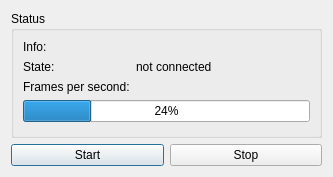
This is ambilight-gui/controldialog.ui in enra64/PalliLux as Qt 5 draws it before an edit. The edited form follows.
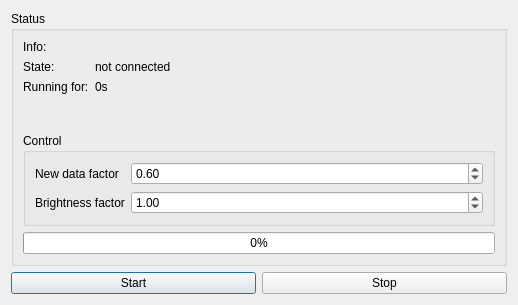
This is the edited form.

Commit message: updated class diagram... somehow the previous commit  was empty?

```diff
--- a/ambilight-gui/controldialog.ui
+++ b/ambilight-gui/controldialog.ui
@@ -6,8 +6,8 @@
    <rect>
     <x>0</x>
     <y>0</y>
-    <width>333</width>
-    <height>177</height>
+    <width>518</width>
+    <height>305</height>
    </rect>
   </property>
   <property name="sizePolicy">
@@ -31,59 +31,106 @@
      <property name="title">
       <string>Status</string>
      </property>
-     <layout class="QFormLayout" name="formLayout">
-      <item row="0" column="0">
+     <layout class="QVBoxLayout" name="verticalLayout_2">
+      <item>
+       <layout class="QFormLayout" name="formLayout_2">
+        <item row="1" column="0">
        <widget class="QLabel" name="infoLabel">
         <property name="text">
          <string>Info:</string>
         </property>
        </widget>
       </item>
-      <item row="0" column="1">
-       <widget class="QLabel" name="infoData">
+        <item row="1" column="1">
+         <widget class="QLabel" name="infoState">
         <property name="text">
          <string/>
         </property>
        </widget>
       </item>
-      <item row="1" column="0">
+        <item row="2" column="0">
        <widget class="QLabel" name="stateLabel">
         <property name="text">
          <string>State:</string>
         </property>
        </widget>
       </item>
-      <item row="1" column="1">
-       <widget class="QLabel" name="stateData">
+        <item row="2" column="1">
+         <widget class="QLabel" name="stateState">
         <property name="text">
          <string>not connected</string>
         </property>
        </widget>
       </item>
-      <item row="4" column="0" colspan="2">
+        <item row="3" column="0">
+         <widget class="QLabel" name="runningforLabel">
+          <property name="text">
+           <string>Running for:</string>
+          </property>
+         </widget>
+        </item>
+        <item row="3" column="1">
+         <widget class="QLabel" name="runningforState">
+          <property name="text">
+           <string>0s</string>
+          </property>
+         </widget>
+        </item>
+       </layout>
+      </item>
+      <item>
+       <widget class="QGroupBox" name="groupBox">
+        <property name="title">
+         <string>Control</string>
+        </property>
+        <layout class="QFormLayout" name="formLayout">
+         <item row="0" column="0">
+          <widget class="QLabel" name="label">
+           <property name="text">
+            <string>New data factor</string>
+           </property>
+          </widget>
+         </item>
+         <item row="0" column="1">
+          <widget class="QDoubleSpinBox" name="newdataFactorSpinbox">
+           <property name="singleStep">
+            <double>0.100000000000000</double>
+           </property>
+           <property name="value">
+            <double>0.600000000000000</double>
+           </property>
+          </widget>
+         </item>
+         <item row="1" column="0">
+          <widget class="QLabel" name="label_2">
+           <property name="text">
+            <string>Brightness factor</string>
+           </property>
+          </widget>
+         </item>
+         <item row="1" column="1">
+          <widget class="QDoubleSpinBox" name="brightnessFactorSpinbox">
+           <property name="singleStep">
+            <double>0.100000000000000</double>
+           </property>
+           <property name="value">
+            <double>1.000000000000000</double>
+           </property>
+          </widget>
+         </item>
+        </layout>
+       </widget>
+      </item>
+      <item>
        <widget class="QProgressBar" name="stateProgressBar">
         <property name="value">
-         <number>24</number>
+         <number>0</number>
         </property>
         <property name="invertedAppearance">
          <bool>false</bool>
         </property>
        </widget>
       </item>
-      <item row="2" column="0">
-       <widget class="QLabel" name="infoFps">
-        <property name="text">
-         <string>Frames per second:</string>
-        </property>
-       </widget>
-      </item>
-      <item row="2" column="1">
-       <widget class="QLabel" name="stateFps">
-        <property name="text">
-         <string/>
-        </property>
-       </widget>
-      </item>
      </layout>
     </widget>
    </item>
```
Lines whose indentation alone changed are shown as unchanged. The commit also changes 31 other files.
